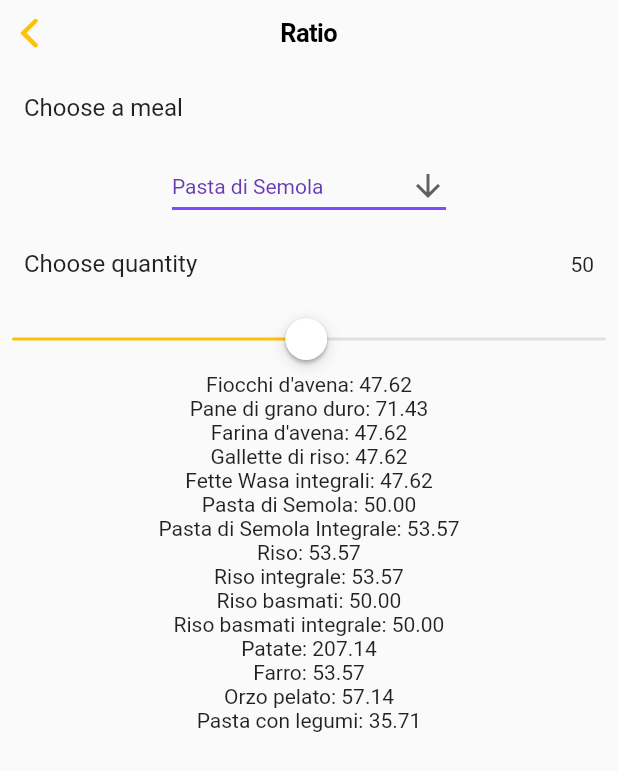
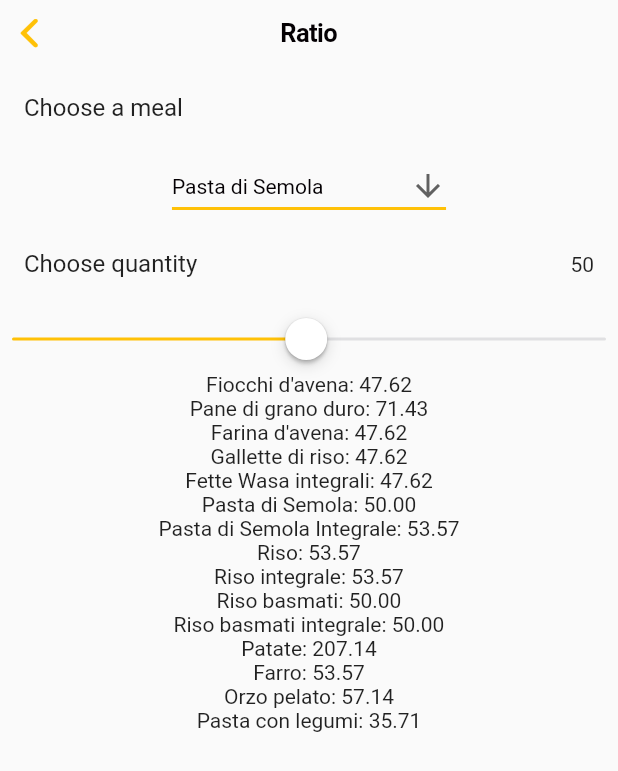
Before and after one commit to slotruglio/myDiet, a Flutter app: the screen it shows after launch, after a tap on the "fitness center" icon, after a tap on the "bar chart" icon, on a phone screen of 412 x 824 dp. Shown: the top 771 px of the screen. Run offline on Flutter 3.47's test engine with Material 2 defaults, Android fonts, the phone set to English and light mode, and no system bars.

Commit message:
fix: colors in ratio, feat: global theme

```diff
--- a/lib/components/bottomAppBar.dart
+++ b/lib/components/bottomAppBar.dart
@@ -6,32 +6,30 @@ class CustomBottomAppBar extends StatelessWidget {
     required this.isSport,
     required this.onSportPressed,
     required this.onNormalPressed,
-    required this.theme,
   }) : super(key: key);
 
   final bool isSport;
   final VoidCallback onSportPressed;
   final VoidCallback onNormalPressed;
-  final ThemeData theme;
 
   @override
   Widget build(BuildContext context) {
     return BottomAppBar(
       shape: const CircularNotchedRectangle(),
       child: IconTheme(
-        data: IconThemeData(color: theme.colorScheme.onPrimary),
+        data: IconThemeData(color: Theme.of(context).colorScheme.onPrimary),
         child: Row(
           mainAxisAlignment: MainAxisAlignment.spaceAround,
           children: [
             IconButton(
               icon: const Icon(Icons.calendar_month),
-              color: !isSport? theme.colorScheme.onPrimary : theme.colorScheme.onSecondary,
+              color: !isSport? Theme.of(context).colorScheme.onPrimary : Theme.of(context).colorScheme.onSecondary,
               onPressed: onNormalPressed,
               tooltip: 'Normal Day',
             ),
             IconButton(
               icon: const Icon(Icons.fitness_center),
-              color: isSport? theme.colorScheme.onPrimary : theme.colorScheme.onSecondary,
+              color: isSport? Theme.of(context).colorScheme.onPrimary : Theme.of(context).colorScheme.onSecondary,
               onPressed: onSportPressed,
               tooltip: 'Fitness Day',
             ),
--- a/lib/components/ratioPage.dart
+++ b/lib/components/ratioPage.dart
@@ -17,8 +17,9 @@ class _RatioPageState extends State<RatioPage> {
   Widget build(BuildContext context) {
     Map<String, num> _ratio = getRatio(dropdownValue, quantityValue.toInt());
     return CupertinoPageScaffold(
-        navigationBar: const CupertinoNavigationBar(
-          middle: Text('Ratio'),
+        navigationBar: CupertinoNavigationBar(
+          backgroundColor: Theme.of(context).colorScheme.onSecondary == const Color.fromARGB(255, 4, 0, 3) ? Colors.white : Color.fromARGB(255, 30, 30, 30),
+          middle: Text('Ratio', style: TextStyle(color: Theme.of(context).colorScheme.onSecondary)),
         ),
         child: Material(
           child: ListView(
@@ -29,10 +30,10 @@ class _RatioPageState extends State<RatioPage> {
                 icon: const Icon(Icons.arrow_downward),
                 iconSize: 24,
                 elevation: 16,
-                style: const TextStyle(color: Colors.deepPurple),
+                style: TextStyle(color: Theme.of(context).colorScheme.onSecondary),
                 underline: Container(
                   height: 2,
-                  color: Colors.deepPurpleAccent,
+                  color: Theme.of(context).colorScheme.onPrimary,
                 ),
                 onChanged: (String? newValue) {
                   setState(() {
--- a/lib/main.dart
+++ b/lib/main.dart
@@ -107,7 +107,6 @@ class _MyHomePageState extends State<MyHomePage> {
         isSport: _isSport,
         onSportPressed: _setSportDay,
         onNormalPressed: _setNormalDay,
-        theme: Theme.of(context),
       ),// This trailing comma makes auto-formatting nicer for build methods.
       floatingActionButton:
             FloatingActionButton(onPressed: () {
```
